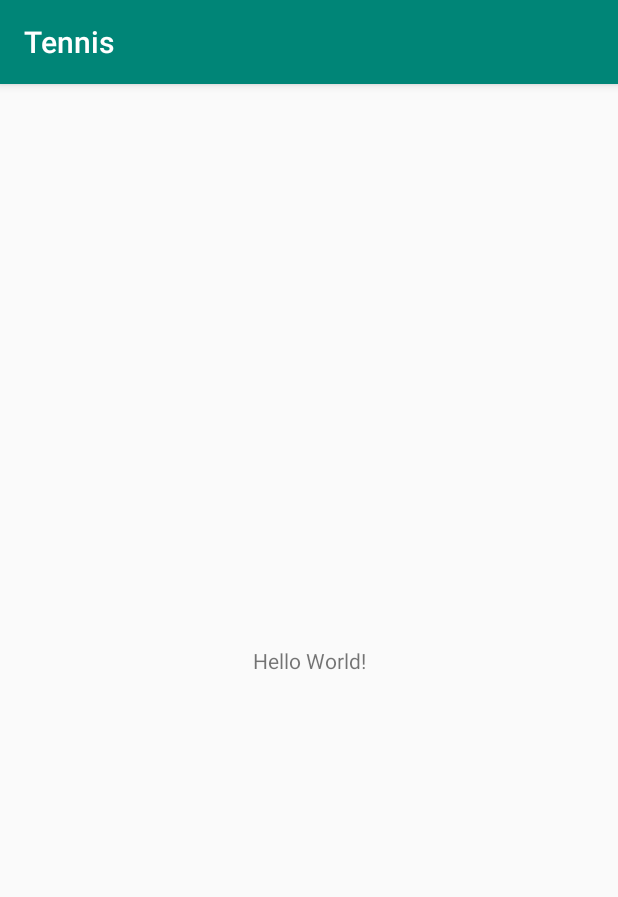
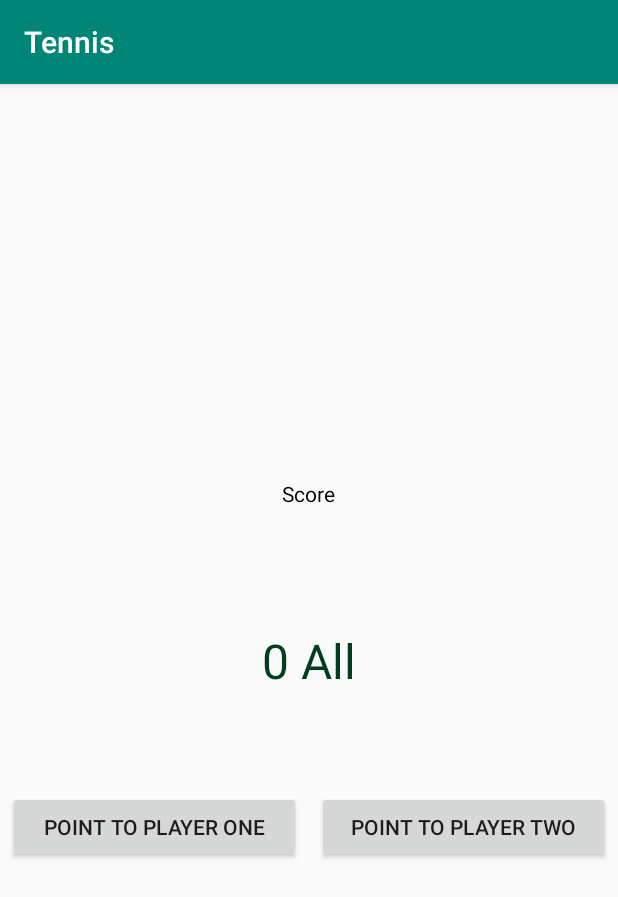
Before and after one commit to 2019-DEV-164/Tennis, an Android app: the screen it shows after launch (TennisActivity), on a phone screen of 412 x 824 dp. Shown: the top 897 px of the screen. Run offline under Robolectric (Android 15) with nearby library versions, the phone set to English and light mode, and no system bars.

Commit message:
Added UI elements, click listeners for interactive buttons, and logic to update UI with score after each point awarded for a player.

```diff
--- a/app/src/main/java/com/kata/tennis/activity/TennisActivity.kt
+++ b/app/src/main/java/com/kata/tennis/activity/TennisActivity.kt
@@ -2,12 +2,41 @@ package com.kata.tennis.activity
 
 import android.support.v7.app.AppCompatActivity
 import android.os.Bundle
+import android.view.View
 import com.kata.tennis.R
+import com.kata.tennis.viewmodel.TennisViewModel
+import kotlinx.android.synthetic.main.activity_tennis.*
 
-class TennisActivity : AppCompatActivity() {
+class TennisActivity : AppCompatActivity(), View.OnClickListener {
+
+    private lateinit var tennisViewModel: TennisViewModel
 
     override fun onCreate(savedInstanceState: Bundle?) {
         super.onCreate(savedInstanceState)
         setContentView(R.layout.activity_tennis)
+
+        tennisViewModel = TennisViewModel()
+        point_to_player_one.setOnClickListener(this)
+        point_to_player_two.setOnClickListener(this)
+
+        updateScoreOnUi()
+    }
+
+    override fun onClick(view: View) {
+        when (view.id){
+            R.id.point_to_player_one -> {
+                tennisViewModel.playerOneScores()
+                updateScoreOnUi()
+            }
+
+            R.id.point_to_player_two -> {
+                tennisViewModel.playerTwoScores()
+                updateScoreOnUi()
+            }
+        }
+    }
+
+    private fun updateScoreOnUi() {
+        match_score.text = tennisViewModel.getMatchScore()
     }
 }
--- a/app/src/main/res/layout/activity_tennis.xml
+++ b/app/src/main/res/layout/activity_tennis.xml
@@ -1,19 +1,55 @@
 <?xml version="1.0" encoding="utf-8"?>
-<android.support.constraint.ConstraintLayout
+<LinearLayout
         xmlns:android="http://schemas.android.com/apk/res/android"
         xmlns:tools="http://schemas.android.com/tools"
-        xmlns:app="http://schemas.android.com/apk/res-auto"
         android:layout_width="match_parent"
         android:layout_height="match_parent"
+        android:orientation="vertical"
+        android:gravity="center"
         tools:context=".activity.TennisActivity">
 
     <TextView
             android:layout_width="wrap_content"
             android:layout_height="wrap_content"
-            android:text="Hello World!"
-            app:layout_constraintBottom_toBottomOf="parent"
-            app:layout_constraintLeft_toLeftOf="parent"
-            app:layout_constraintRight_toRightOf="parent"
-            app:layout_constraintTop_toTopOf="parent"/>
+            android:padding="20dp"
+            android:textColor="@color/colorBlack"
+            android:text="@string/match_score_heading"
+    />
 
-</android.support.constraint.ConstraintLayout>
+    <TextView
+            android:id="@+id/match_score"
+            android:layout_width="match_parent"
+            android:layout_height="wrap_content"
+            android:gravity="center"
+            android:layout_margin="20dp"
+            android:textColor="@color/colorDarkGreen"
+            android:padding="40dp"
+            android:textSize="32sp"
+    />
+
+    <LinearLayout
+            android:layout_width="match_parent"
+            android:layout_height="wrap_content"
+            android:orientation="horizontal">
+        <Button
+                android:id="@+id/point_to_player_one"
+                android:layout_width="0dp"
+                android:layout_height="wrap_content"
+                android:layout_weight="1"
+                android:layout_margin="5dp"
+                android:padding="5dp"
+                android:text="@string/score_to_player_one"
+        />
+
+        <Button
+                android:id="@+id/point_to_player_two"
+                android:layout_width="0dp"
+                android:layout_height="wrap_content"
+                android:layout_weight="1"
+                android:layout_margin="5dp"
+                android:padding="5dp"
+                android:text="@string/score_to_player_two"
+        />
+    </LinearLayout>
+
+</LinearLayout>
--- a/app/src/main/res/values/colors.xml
+++ b/app/src/main/res/values/colors.xml
@@ -3,4 +3,6 @@
     <color name="colorPrimary">#008577</color>
     <color name="colorPrimaryDark">#00574B</color>
     <color name="colorAccent">#D81B60</color>
+    <color name="colorBlack">#000000</color>
+    <color name="colorDarkGreen">#013D21</color>
 </resources>
--- a/app/src/main/res/values/strings.xml
+++ b/app/src/main/res/values/strings.xml
@@ -1,3 +1,6 @@
 <resources>
     <string name="app_name">Tennis</string>
+    <string name="match_score_heading">Score</string>
+    <string name="score_to_player_two">Point to Player Two</string>
+    <string name="score_to_player_one">Point to Player One</string>
 </resources>
```
